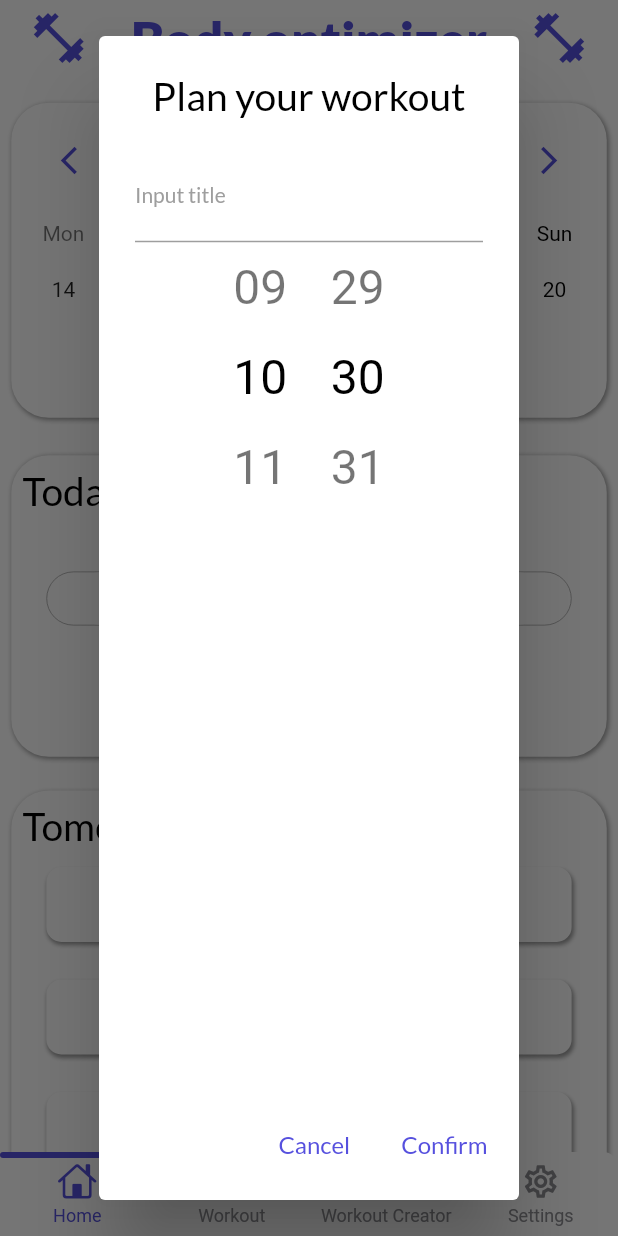
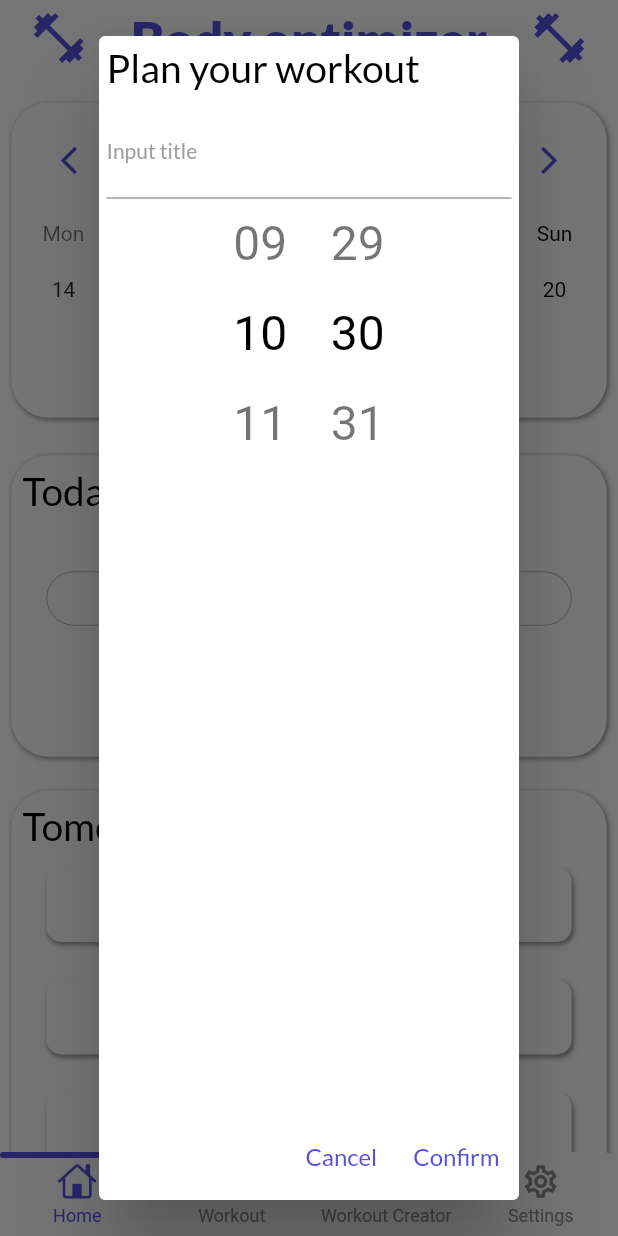
Before and after one commit to dolienn/body_optimizer, a Flutter app: the screen it shows after launch, after a tap on "Plan workout", on a phone screen of 412 x 824 dp. Run offline on Flutter 3.47's test engine with Material 2 defaults, Android fonts, the phone set to English and light mode, and no system bars; drawn by our look-alikes of flutter_time_picker_spinner, getwidget, persistent_bottom_nav_bar, table_calendar; our stand-ins replace animated_splash_screen, elegant_notification, google_fonts, lottie.

```diff
--- a/lib/app.dart
+++ b/lib/app.dart
@@ -9,6 +9,7 @@ class MyApp extends StatelessWidget {
     return const MaterialApp(
       debugShowCheckedModeBanner: false,
       home: Splash(),
+      title: "Body Optimizer",
     );
   }
 }
--- a/lib/screens/homepage.dart
+++ b/lib/screens/homepage.dart
@@ -6,9 +6,15 @@ import 'package:path_provider/path_provider.dart';
 import 'package:google_fonts/google_fonts.dart';
 import 'package:getwidget/getwidget.dart';
 import 'package:flutter/material.dart';
+import 'package:lottie/lottie.dart';
 import 'package:intl/intl.dart';
 import '../constants.dart';
 import 'dart:io';
+
+//     TO DO     //
+// delete events //
+// from file and //
+// widget        //
 
 class MyHomePage extends StatefulWidget {
   const MyHomePage({Key? key}) : super(key: key);
@@ -17,9 +23,7 @@ class MyHomePage extends StatefulWidget {
   State<MyHomePage> createState() => _MyHomePageState();
 }
 
-class _MyHomePageState extends State<MyHomePage> {
-  // FILE //
-  String fileName = "savedEvents.json";
+class _MyHomePageState extends State<MyHomePage> with TickerProviderStateMixin {
   // VARIABLES FROM OTHER SITES (for now placeholder) //
   String workoutToday = "Abs workout";
   List<String> workoutTomorrow = [
@@ -29,10 +33,12 @@ class _MyHomePageState extends State<MyHomePage> {
     "Custom Workout 4"
   ];
   int numOfExercises = 13, numOfExercisesLeft = 13;
-
+  // FILE //
+  String fileName = "savedEvents.json";
+  // ANIMATION CONTROLLER //
+  late AnimationController _animationController;
   // PROGRESS BAR //
   double currentProgress = 0.0, displayedProgress = 0.0;
-
   countPercentage() {
     currentProgress =
         1.0 - (((numOfExercisesLeft * 100 / numOfExercises).round()) / 100);
@@ -54,7 +60,6 @@ class _MyHomePageState extends State<MyHomePage> {
       hoursAndMinutes = DateTime.now();
   DateTime? _selectedDay;
   Map<String, List> selectedEvents = {};
-
   List _listOfDayEvents(DateTime dateTime) {
     if (selectedEvents[DateFormat("yyyy-MM-dd").format(dateTime)] != null) {
       return selectedEvents[DateFormat("yyyy-MM-dd").format(dateTime)]!;
@@ -63,7 +68,6 @@ class _MyHomePageState extends State<MyHomePage> {
   }
 
   // FILE INITIALIZATION //
-
   Future<String> getFilePath() async {
     Directory documentsDirectory = await getApplicationDocumentsDirectory();
     String documentsPath = documentsDirectory.path;
@@ -109,6 +113,14 @@ class _MyHomePageState extends State<MyHomePage> {
     _selectedDay = _focusedDay;
     countPercentage();
     readFile();
+    _animationController =
+        AnimationController(duration: const Duration(seconds: 3), vsync: this);
+  }
+
+  @override
+  void dispose() {
+    _animationController.dispose();
+    super.dispose();
   }
 
   @override
@@ -162,7 +174,7 @@ class _MyHomePageState extends State<MyHomePage> {
                     child: TableCalendar(
                       focusedDay: _focusedDay,
                       firstDay: DateTime(2022),
-                      lastDay: DateTime(2050),
+                      lastDay: DateTime(2040),
                       calendarFormat: _calendarFormat,
                       formatAnimationCurve: Curves.easeInOut,
                       formatAnimationDuration:
@@ -289,12 +301,14 @@ class _MyHomePageState extends State<MyHomePage> {
                       showDialog(
                         context: context,
                         builder: (context) => AlertDialog(
-                          title: Container(
+                          titlePadding: const EdgeInsets.all(5),
+                          contentPadding: const EdgeInsets.all(5),
+                          actionsPadding: const EdgeInsets.all(5),
+                          actionsAlignment: MainAxisAlignment.end,
                           alignment: Alignment.center,
-                            child: Text(
+                          title: Text(
                             "Plan your workout",
                             style: PublicVariables().headerText,
-                            ),
                           ),
                           content: Column(children: [
                             TextFormField(
@@ -302,8 +316,7 @@ class _MyHomePageState extends State<MyHomePage> {
                               controller: titleController,
                               decoration: InputDecoration(
                                   labelText: "Input title",
-                                  labelStyle:
-                                      PublicVariables().normalGreyText),
+                                  labelStyle: PublicVariables().normalGreyText),
                             ),
                             TimePickerSpinner(
                               time: hoursAndMinutes,
@@ -318,26 +331,35 @@ class _MyHomePageState extends State<MyHomePage> {
                             ),
                           ]),
                           actions: [
-                            Padding(
-                              padding: const EdgeInsets.all(5),
-                              child: TextButton(
+                            TextButton(
                               child: Text("Cancel",
-                                    style:
-                                        PublicVariables().normalMainColorText),
+                                  style: PublicVariables().normalMainColorText),
                               onPressed: () {
                                 Navigator.pop(context);
                               },
                             ),
-                            ),
-                            Padding(
-                              padding: const EdgeInsets.all(5),
-                              child: TextButton(
+                            TextButton(
                               child: Text("Confirm",
-                                    style:
-                                        PublicVariables().normalMainColorText),
+                                  style: PublicVariables().normalMainColorText),
                               onPressed: () {
                                 if (titleController.text.isEmpty) {
-                                    ElegantNotification.error(
+                                  ElegantNotification(
+                                    icon: Lottie.asset(
+                                      'assets/animations/error.json',
+                                      controller: _animationController,
+                                      repeat: true,
+                                      width: MediaQuery.of(context).size.width *
+                                          0.1,
+                                      height:
+                                          MediaQuery.of(context).size.width *
+                                              0.1,
+                                      onLoaded: (composition) {
+                                        _animationController
+                                          ..duration = composition.duration
+                                          ..reset()
+                                          ..forward();
+                                      },
+                                    ),
                                     toastDuration: const Duration(seconds: 2),
                                     animationDuration:
                                         const Duration(milliseconds: 500),
@@ -346,12 +368,27 @@ class _MyHomePageState extends State<MyHomePage> {
                                         NotificationPosition.topCenter,
                                     showProgressIndicator: false,
                                     title: const Text("Error"),
-                                      description:
-                                          const Text("Title is empty!"),
+                                    description: const Text("Title is empty!"),
                                   ).show(context);
                                 } else {
                                   Navigator.pop(context);
-                                    ElegantNotification.success(
+                                  ElegantNotification(
+                                    icon: Lottie.asset(
+                                      'assets/animations/confirm.json',
+                                      controller: _animationController,
+                                      repeat: true,
+                                      width: MediaQuery.of(context).size.width *
+                                          0.1,
+                                      height:
+                                          MediaQuery.of(context).size.width *
+                                              0.1,
+                                      onLoaded: (composition) {
+                                        _animationController
+                                          ..duration = composition.duration
+                                          ..reset()
+                                          ..forward();
+                                      },
+                                    ),
                                     toastDuration: const Duration(seconds: 2),
                                     animationDuration:
                                         const Duration(milliseconds: 500),
@@ -394,7 +431,6 @@ class _MyHomePageState extends State<MyHomePage> {
                                       "${hoursAndMinutes.hour}:${hoursAndMinutes.minute}");
                                 }
                               },
-                              ),
                             ),
                           ],
                         ),
@@ -495,7 +531,7 @@ class _MyHomePageState extends State<MyHomePage> {
                                 }
                               },
                               child: Text(
-                                "increase exercise",
+                                "Add 1 exercise",
                                 style: PublicVariables().normalMainColorText,
                               )),
                           TextButton(
--- a/lib/screens/splash.dart
+++ b/lib/screens/splash.dart
@@ -24,7 +24,7 @@ class _Splash extends State<Splash> {
       ),
       duration: 1750,
       centered: true,
-      splashTransition: SplashTransition.slideTransition,
+      splashTransition: SplashTransition.fadeTransition,
       backgroundColor: Colors.white,
       nextScreen: const MainPage(),
     );
```
Also changed, not shown: assets/animations/confirm.json (added, +1 -0 lines), assets/animations/error.json (added, +1 -0 lines), pubspec.yaml (+5 -4 lines), pubspec.lock. Lines whose indentation alone changed are shown as unchanged.
